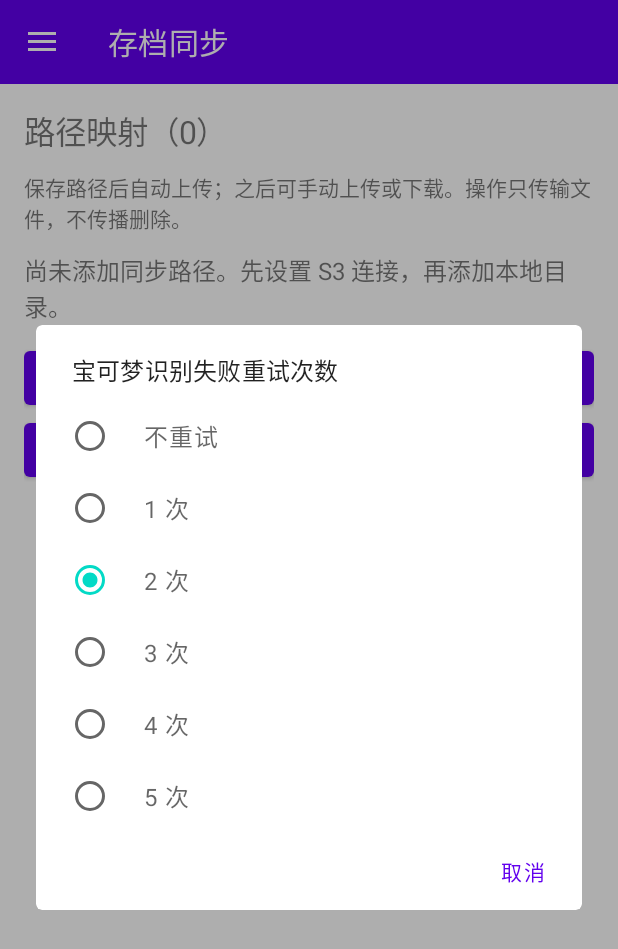
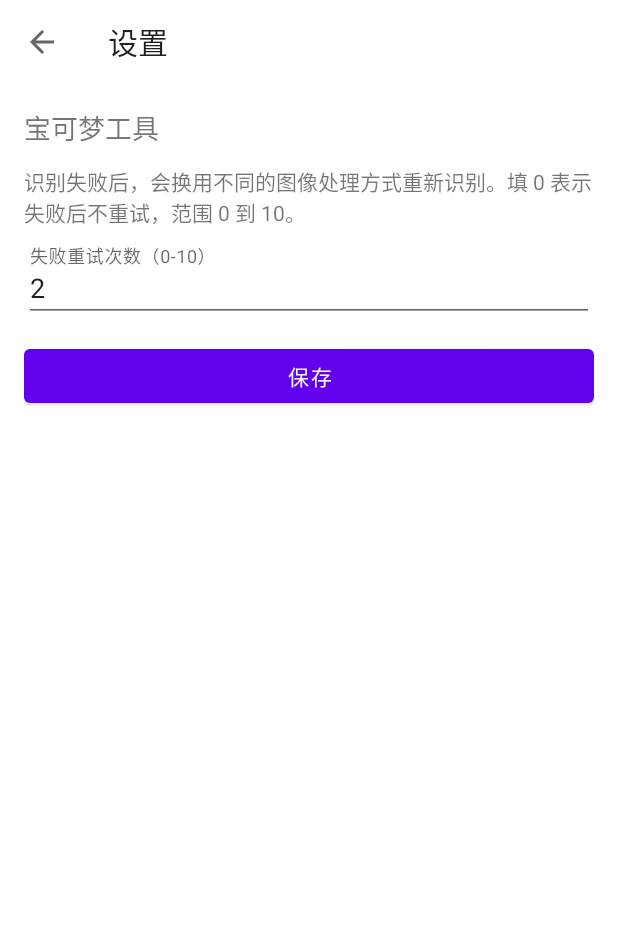
Before and after one commit to 1037621594/SyncGameSave, an Android app: the screen it shows after launch (MainActivity before the commit, SettingsActivity after it), in the side drawer, after a tap on "设置", on a phone screen of 412 x 824 dp. Shown: the top 949 px of the screen. Run offline under Robolectric (Android 15) with nearby library versions, the phone set to English and light mode, and no system bars; pictures from the network do not load; 6 statements that could not run were skipped.

Commit message:
优化显示面板

```diff
--- a/app/src/main/AndroidManifest.xml
+++ b/app/src/main/AndroidManifest.xml
@@ -19,6 +19,7 @@
         <activity android:name=".ui.MappingEditorActivity" android:exported="false" />
         <activity android:name=".ui.S3ConfigActivity" android:exported="false" />
         <activity android:name=".ui.S3BrowserActivity" android:exported="false" />
+        <activity android:name=".ui.SettingsActivity" android:exported="false" />
         <activity android:name=".pokemon.PokemonLaunchActivity" android:exported="false"
             android:theme="@style/Theme.SyncGameSave.Transparent"
             android:configChanges="orientation|screenSize|keyboardHidden" />
--- a/app/src/main/java/com/example/syncgamesave/MainActivity.java
+++ b/app/src/main/java/com/example/syncgamesave/MainActivity.java
@@ -21,11 +21,11 @@ import com.example.syncgamesave.model.PathMapping;
 import com.example.syncgamesave.model.SyncResult;
 import com.example.syncgamesave.model.TaskStatus;
 import com.example.syncgamesave.pokemon.PokemonLaunchActivity;
-import com.example.syncgamesave.pokemon.PokemonSettings;
 import com.example.syncgamesave.sync.SyncController;
 import com.example.syncgamesave.ui.MappingEditorActivity;
 import com.example.syncgamesave.ui.S3BrowserActivity;
 import com.example.syncgamesave.ui.S3ConfigActivity;
+import com.example.syncgamesave.ui.SettingsActivity;
 import com.example.syncgamesave.ui.Ui;
 import com.google.android.material.appbar.MaterialToolbar;
 import com.google.android.material.card.MaterialCardView;
@@ -76,25 +76,12 @@ public class MainActivity extends AppCompatActivity {
             else if (item.getItemId() == R.id.menu_s3_browser) browseS3();
             else if (item.getItemId() == R.id.menu_pokemon_tool)
                 startActivity(new Intent(this, PokemonLaunchActivity.class));
-            else if (item.getItemId() == R.id.menu_settings) showSettings();
+            else if (item.getItemId() == R.id.menu_settings) startActivity(new Intent(this, SettingsActivity.class));
             else if (item.getItemId() == R.id.menu_exit) finishAffinity();
             return false;
         });
         controller.changes().observe(this, revision -> { render(); uploadPending(); });
         controller.conflicts().observe(this, this::showConflict);
-    }
-
-    private void showSettings() {
-        String[] items = new String[PokemonSettings.MAX_RETRIES + 1];
-        items[0] = "不重试";
-        for (int i = 1; i < items.length; i++) items[i] = i + " 次";
-        new MaterialAlertDialogBuilder(this).setTitle("宝可梦识别失败重试次数")
-                .setSingleChoiceItems(items, PokemonSettings.retries(this), (dialog, which) -> {
-                    PokemonSettings.setRetries(this, which);
-                    dialog.dismiss();
-                })
-                .setNegativeButton("取消", null)
-                .show();
     }
 
     @Override protected void onResume() { super.onResume(); if (container != null) render(); }
--- a/app/src/main/java/com/example/syncgamesave/pokemon/PokemonSettings.java
+++ b/app/src/main/java/com/example/syncgamesave/pokemon/PokemonSettings.java
@@ -4,8 +4,7 @@ import android.content.Context;
 
 public final class PokemonSettings {
     public static final int DEFAULT_RETRIES = 2;
-    /** One attempt per image treatment, and the first attempt is not a retry. */
-    public static final int MAX_RETRIES = PokemonImageProcessor.MAX_ATTEMPTS - 1;
+    public static final int MAX_RETRIES = 10;
 
     private static final String PREFS = "pokemon_tool";
     private static final String KEY_RETRIES = "retry_count";
--- /dev/null
+++ b/app/src/main/java/com/example/syncgamesave/ui/SettingsActivity.java
@@ -0,0 +1,46 @@
+package com.example.syncgamesave.ui;
+
+import android.os.Bundle;
+import android.text.InputFilter;
+import android.text.InputType;
+import android.widget.LinearLayout;
+import android.widget.Toast;
+import androidx.appcompat.app.AppCompatActivity;
+import com.example.syncgamesave.pokemon.PokemonSettings;
+import com.google.android.material.textfield.TextInputEditText;
+
+/** App settings. Add new sections here as more options are introduced. */
+public class SettingsActivity extends AppCompatActivity {
+    private TextInputEditText retries;
+
+    @Override protected void onCreate(Bundle state) {
+        super.onCreate(state);
+        LinearLayout body = Ui.screen(this, "设置");
+        Ui.text(body, "宝可梦工具", 18);
+        Ui.text(body, "识别失败后，会换用不同的图像处理方式重新识别。填 0 表示失败后不重试，范围 0 到 "
+                + PokemonSettings.MAX_RETRIES + "。", 14);
+        retries = Ui.field(body, "失败重试次数（0-" + PokemonSettings.MAX_RETRIES + "）",
+                String.valueOf(PokemonSettings.retries(this)), false);
+        retries.setInputType(InputType.TYPE_CLASS_NUMBER);
+        retries.setFilters(new InputFilter[] {new InputFilter.LengthFilter(3)});
+        Ui.button(body, "保存", this::save);
+    }
+
+    private void save() {
+        String text = Ui.value(retries);
+        int value;
+        try {
+            value = Integer.parseInt(text);
+        } catch (NumberFormatException e) {
+            retries.setError("请输入 0 到 " + PokemonSettings.MAX_RETRIES + " 的整数");
+            return;
+        }
+        if (value < 0 || value > PokemonSettings.MAX_RETRIES) {
+            retries.setError("请输入 0 到 " + PokemonSettings.MAX_RETRIES + " 的整数");
+            return;
+        }
+        PokemonSettings.setRetries(this, value);
+        Toast.makeText(this, "设置已保存", Toast.LENGTH_SHORT).show();
+        finish();
+    }
+}
```
Also changed, not shown: app/src/main/java/com/example/syncgamesave/pokemon/PokemonImageProcessor.java (+8 -4 lines), app/src/main/java/com/example/syncgamesave/pokemon/ResultCardView.java (+37 -36 lines).
